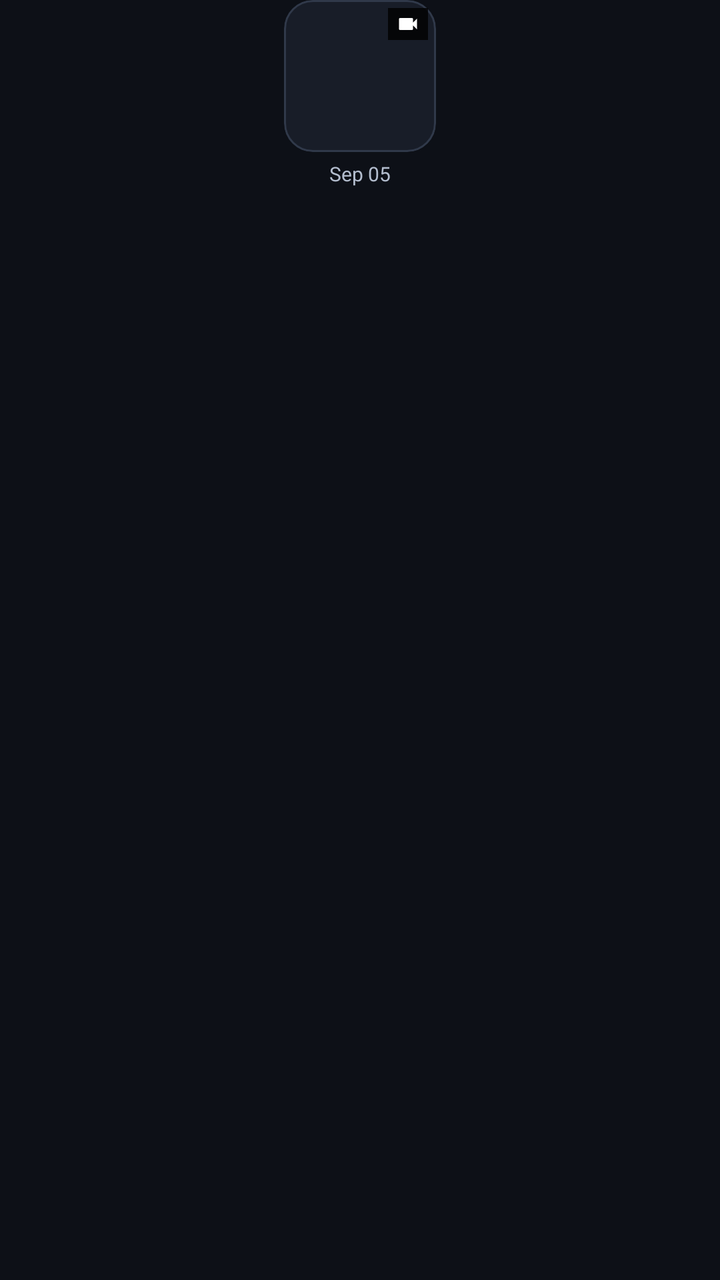
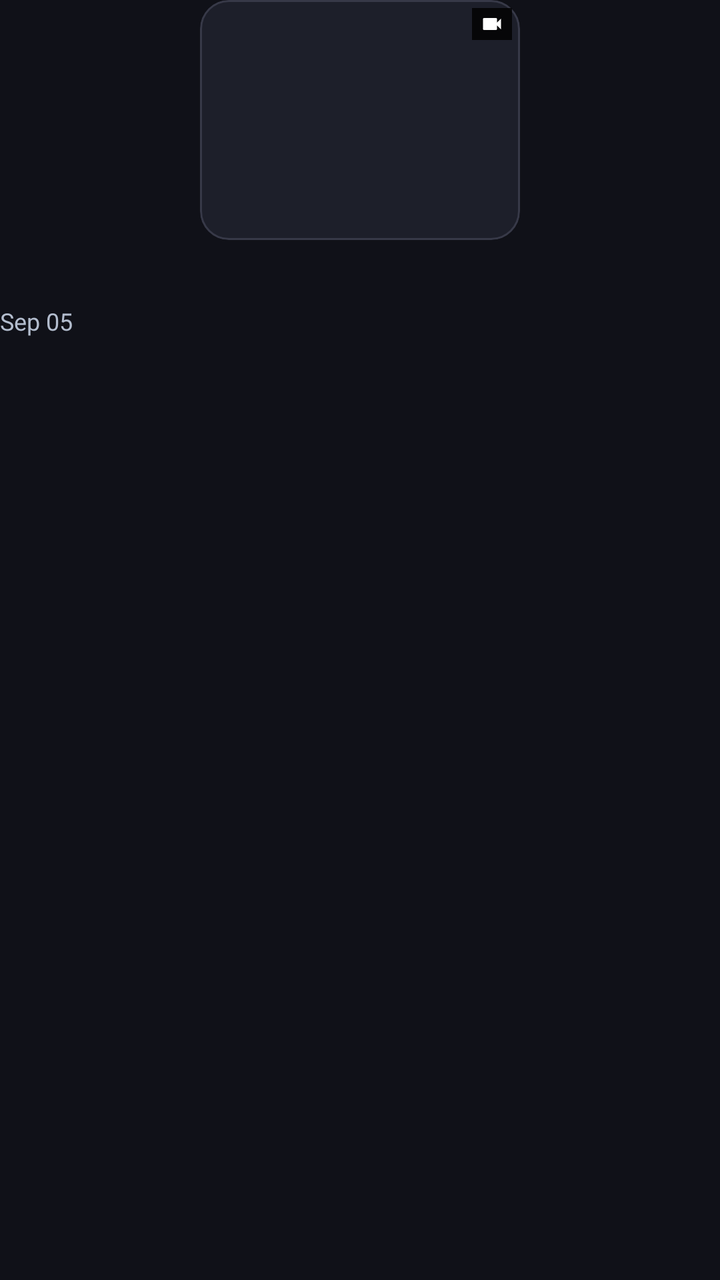

An Android layout rendered at two revisions. The XML below is the earlier revision; the diff shows what the commit changed to produce the second picture.
<!-- AndroidManifest.xml: application theme Theme.InstaSave -->
<!-- res/layout/item_recent_compact.xml -->
<?xml version="1.0" encoding="utf-8"?>
<LinearLayout xmlns:android="http://schemas.android.com/apk/res/android"
    android:layout_width="76dp"
    android:layout_height="wrap_content"
    android:orientation="vertical"
    android:layout_marginEnd="10dp"
    android:gravity="center_horizontal"
    android:foreground="?android:attr/selectableItemBackground">

    <FrameLayout
        android:layout_width="76dp"
        android:layout_height="76dp"
        android:background="@drawable/card_background"
        android:clipToOutline="true">

        <ImageView
            android:id="@+id/ivRecentThumbnail"
            android:layout_width="match_parent"
            android:layout_height="match_parent"
            android:scaleType="centerCrop"
            android:contentDescription="Recent Thumbnail" />

        
        <FrameLayout
            android:id="@+id/layoutRecentBadge"
            android:layout_width="wrap_content"
            android:layout_height="wrap_content"
            android:layout_gravity="top|end"
            android:layout_margin="4dp"
            android:background="#CC000000"
            android:paddingStart="4dp"
            android:paddingEnd="4dp"
            android:paddingTop="2dp"
            android:paddingBottom="2dp">

            <ImageView
                android:id="@+id/ivRecentTypeIcon"
                android:layout_width="12dp"
                android:layout_height="12dp"
                android:src="@drawable/ic_video"
                android:tint="@color/white"
                android:contentDescription="Type" />

            <TextView
                android:id="@+id/tvRecentCarouselCount"
                android:layout_width="wrap_content"
                android:layout_height="wrap_content"
                android:textColor="@color/white"
                android:textSize="9sp"
                android:textStyle="bold"
                android:visibility="gone" />
        </FrameLayout>
    </FrameLayout>

    <TextView
        android:id="@+id/tvRecentDate"
        android:layout_width="match_parent"
        android:layout_height="wrap_content"
        android:layout_marginTop="4dp"
        android:text="Sep 05"
        android:textColor="@color/text_secondary"
        android:textSize="10sp"
        android:gravity="center"
        android:singleLine="true"
        android:ellipsize="end" />

</LinearLayout>
<!-- resources referenced by this layout -->
<resources>
  <color name="text_secondary">#B3BDCE</color>
  <color name="white">#FFFFFFFF</color>
  <!-- drawable card_background (drawable) -->
  <?xml version="1.0" encoding="utf-8"?>
  <shape xmlns:android="http://schemas.android.com/apk/res/android"
      android:shape="rectangle">
      <solid android:color="@color/card_bg" />
      <corners android:radius="14dp" />
      <stroke
          android:width="1dp"
          android:color="@color/card_stroke" />
  </shape>
  <!-- drawable ic_video (drawable) -->
  <?xml version="1.0" encoding="utf-8"?>
  <vector xmlns:android="http://schemas.android.com/apk/res/android"
      android:width="24dp"
      android:height="24dp"
      android:viewportWidth="24"
      android:viewportHeight="24">
      <path
          android:fillColor="#E0E0E0"
          android:pathData="M17,10.5V7c0,-0.55 -0.45,-1 -1,-1H4c-0.55,0 -1,0.45 -1,1v10c0,0.55 0.45,1 1,1h12c0.55,0 1,-0.45 1,-1v-3.5l4,4v-11l-4,4z" />
  </vector>
  <style name="Theme.InstaSave" parent="Theme.Material3.Dark.NoActionBar">
          
          <item name="colorPrimary">@color/insta_pink</item>
          <item name="colorOnPrimary">@color/white</item>
          <item name="colorAccent">@color/insta_coral</item>
  
          
          <item name="colorSecondaryContainer">#2E1E38</item>
          <item name="colorOnSecondaryContainer">@color/insta_pink</item>
  
          
          <item name="android:colorBackground">@color/bg_dark</item>
          <item name="colorSurface">@color/bg_dark</item>
          <item name="colorSurfaceContainer">@color/card_bg</item>
          <item name="colorOnSurface">@color/text_primary</item>
          <item name="colorOnSurfaceVariant">@color/text_secondary</item>
          <item name="colorOutline">@color/card_stroke</item>
  
          
          <item name="bottomNavigationStyle">@style/Widget.InstaSave.BottomNav</item>
      </style>
  <color name="card_bg">#181D28</color>
  <color name="card_stroke">#30394A</color>
  <color name="insta_pink">#E1306C</color>
  <color name="insta_coral">#FD1D1D</color>
  <color name="bg_dark">#0D1017</color>
  <color name="text_primary">#F3F4F6</color>
  <style name="Widget.InstaSave.BottomNav" parent="Widget.Material3.BottomNavigationView">
          <item name="itemActiveIndicatorStyle">@style/Widget.InstaSave.BottomNav.Indicator</item>
      </style>
  <style name="Widget.InstaSave.BottomNav.Indicator" parent="Widget.Material3.BottomNavigationView.ActiveIndicator">
          <item name="android:color">#2E1E38</item>
          <item name="android:width">56dp</item>
          <item name="android:height">32dp</item>
      </style>
</resources>

<!-- the commit's change to res/layout/item_recent_compact.xml (unified diff, before → after) -->
@@ -1,6 +1,6 @@
 <?xml version="1.0" encoding="utf-8"?>
 <LinearLayout xmlns:android="http://schemas.android.com/apk/res/android"
-    android:layout_width="76dp"
+    android:layout_width="160dp"
     android:layout_height="wrap_content"
     android:orientation="vertical"
     android:layout_marginEnd="10dp"
@@ -8,8 +8,8 @@
     android:foreground="?android:attr/selectableItemBackground">
 
     <FrameLayout
-        android:layout_width="76dp"
-        android:layout_height="76dp"
+        android:layout_width="160dp"
+        android:layout_height="120dp"
         android:background="@drawable/card_background"
         android:clipToOutline="true">
 
@@ -52,6 +52,7 @@
         </FrameLayout>
     </FrameLayout>
 
+    <TextView android:id="@+id/recentTitle" android:layout_width="match_parent" android:layout_height="wrap_content" android:layout_marginTop="8dp" android:textSize="15sp" android:textStyle="bold" android:singleLine="true" android:ellipsize="end" android:textColor="@color/text_primary" />
     <TextView
         android:id="@+id/tvRecentDate"
         android:layout_width="match_parent"
@@ -59,8 +60,8 @@
         android:layout_marginTop="4dp"
         android:text="Sep 05"
         android:textColor="@color/text_secondary"
-        android:textSize="10sp"
-        android:gravity="center"
+        android:textSize="12sp"
+        android:gravity="start"
         android:singleLine="true"
         android:ellipsize="end" />
 
<!-- resource entries referenced after the edit -->
@@ -26,11 +26,12 @@
   <style name="Theme.InstaSave" parent="Theme.Material3.Dark.NoActionBar">
           
           <item name="colorPrimary">@color/insta_pink</item>
-          <item name="colorOnPrimary">@color/white</item>
+          <item name="android:statusBarColor">@color/bg_dark</item>
+          <item name="colorOnPrimary">@color/bg_dark</item>
           <item name="colorAccent">@color/insta_coral</item>
   
           
-          <item name="colorSecondaryContainer">#2E1E38</item>
+          <item name="colorSecondaryContainer">#37344E</item>
           <item name="colorOnSecondaryContainer">@color/insta_pink</item>
   
           
@@ -44,17 +45,17 @@
           
           <item name="bottomNavigationStyle">@style/Widget.InstaSave.BottomNav</item>
       </style>
-  <color name="card_bg">#181D28</color>
-  <color name="card_stroke">#30394A</color>
-  <color name="insta_pink">#E1306C</color>
-  <color name="insta_coral">#FD1D1D</color>
-  <color name="bg_dark">#0D1017</color>
+  <color name="card_bg">#1D1F2A</color>
+  <color name="card_stroke">#373948</color>
+  <color name="insta_pink">#AAA6FF</color>
+  <color name="insta_coral">#938DFF</color>
+  <color name="bg_dark">#101118</color>
   <color name="text_primary">#F3F4F6</color>
   <style name="Widget.InstaSave.BottomNav" parent="Widget.Material3.BottomNavigationView">
           <item name="itemActiveIndicatorStyle">@style/Widget.InstaSave.BottomNav.Indicator</item>
       </style>
   <style name="Widget.InstaSave.BottomNav.Indicator" parent="Widget.Material3.BottomNavigationView.ActiveIndicator">
-          <item name="android:color">#2E1E38</item>
+          <item name="android:color">#37344E</item>
           <item name="android:width">56dp</item>
           <item name="android:height">32dp</item>
       </style>
